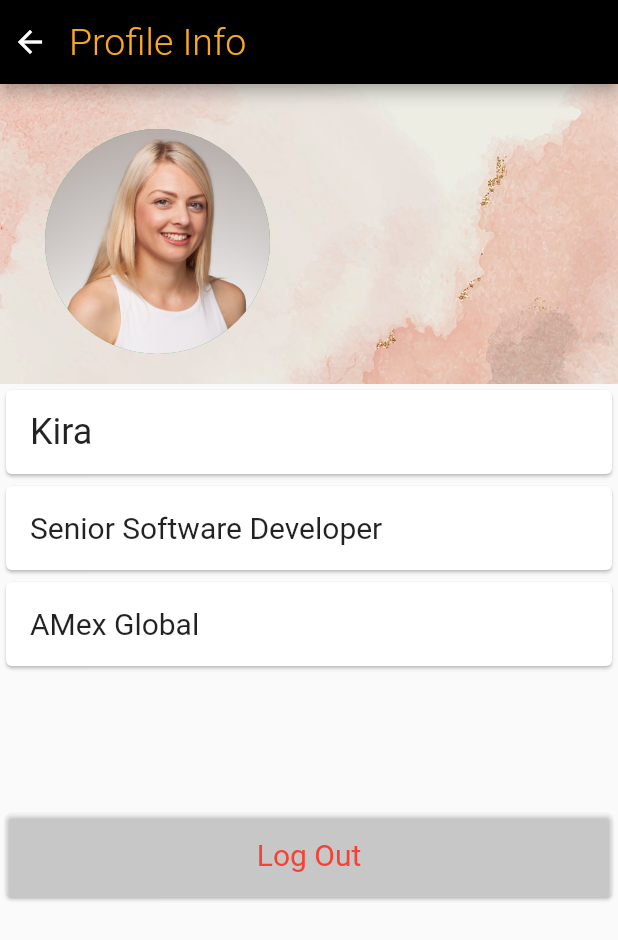
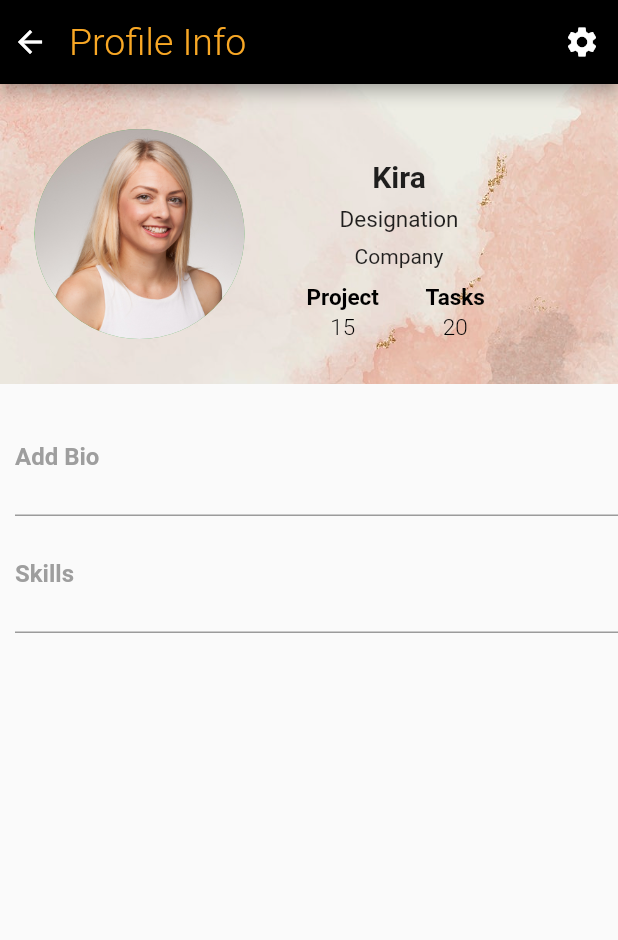
Before and after one commit to KuhuChawla/TMS-FrontEnd, a Flutter app: the ViewProfile screen opened directly, on a phone screen of 412 x 824 dp. Shown: the top 940 px of the screen. Run offline on Flutter 3.47's test engine with Material 2 defaults, Android fonts, the phone set to English and light mode, and no system bars; our stand-ins replace animated_text_kit, chewie, file_picker, firebase_core, firebase_messaging, firebase_storage and 10 more; missing offline and left inert: flutter_pdfview, flutter_sound_lite; accounts and stored records are empty; Roboto replaces fonts that are missing (Montserrat).

Commit message:
Profile screen edited

```diff
--- a/Front-end/team_management_software/lib/views/screens/account.dart
+++ b/Front-end/team_management_software/lib/views/screens/account.dart
@@ -17,7 +17,7 @@ class _AccountState extends State<Account> {
         leadingWidth: 30,
         automaticallyImplyLeading: false,
         title: Text(
-          "My Tasks",
+          "Account",
           style: TextStyle(
               color: Colors.yellow[800],
               fontWeight: FontWeight.w300,
@@ -39,25 +39,36 @@ class _AccountState extends State<Account> {
                     ),
                   ),
                   SizedBox(
-                    width: 8,
+                    width: 30,
                     height: 10,
                   ),
-                  Expanded(
-                    child: RichText(
-                      text: TextSpan(
-                        text: "Username",
-                        style: TextStyle(fontSize: 24, color: Colors.black),
-                        recognizer: TapGestureRecognizer()
-                          ..onTap = () {
-                            Navigator.push(
-                                context,
-                                MaterialPageRoute(
-                                    builder: (context) => ViewProfile()));
-                          },
+                  Column(
+                    children: [
+                      Text(
+                        "Username",
+                        style: TextStyle(fontSize: 26, color: Colors.black),
                       ),
-                    ),
+                      SizedBox(
+                        height: 3,
+                      ),
+                      Text("Email D"),
+                      SizedBox(
+                        height: 3,
+                      ),
+                      GestureDetector(
+                        child: new Text(
+                          "View Profile",
+                          style: TextStyle(color: Colors.yellow[800]),
+                        ),
+                        onTap: () {
+                          Navigator.push(
+                              context,
+                              MaterialPageRoute(
+                                  builder: (context) => ViewProfile()));
+                        },
+                      )
+                    ],
                   ),
-                  Expanded(child: Text("Email D"))
                 ],
               ),
             ),
@@ -175,6 +186,19 @@ class _AccountState extends State<Account> {
                 ),
               ),
             ),
+            Container(
+              padding: const EdgeInsets.only(bottom: 8),
+              child: Card(
+                child: Center(
+                  child: const ListTile(
+                    title: Text(
+                      'Log Out',
+                      style: TextStyle(color: Colors.red),
+                    ),
+                  ),
+                ),
+              ),
+            ),
           ],
         ),
       ),
--- a/Front-end/team_management_software/lib/views/screens/profileinfo.dart
+++ b/Front-end/team_management_software/lib/views/screens/profileinfo.dart
@@ -1,4 +1,5 @@
 import 'package:flutter/material.dart';
+import 'package:team_management_software/constants.dart';
 
 class ViewProfile extends StatelessWidget {
   @override
@@ -14,6 +15,17 @@ class ViewProfile extends StatelessWidget {
               fontSize: 25),
         ),
         backgroundColor: Colors.black,
+        actions: <Widget>[
+          IconButton(
+            icon: Icon(
+              Icons.settings,
+              color: Colors.white,
+            ),
+            onPressed: () {
+              // do something
+            },
+          )
+        ],
       ),
       body: SingleChildScrollView(
         child: Stack(
@@ -30,25 +42,83 @@ class ViewProfile extends StatelessWidget {
                       fit: BoxFit.cover,
                     ),
                   ),
-                ),
-                NewWidget(),
-                Designation(),
-                Company(),
-                SizedBox(
-                  height: 90,
-                ),
-                Container(
-                  child: Card(
-                    color: Colors.white24,
+                  child: Padding(
+                    padding: const EdgeInsets.fromLTRB(120, 50, 0, 0),
                     child: Column(
-                      mainAxisSize: MainAxisSize.min,
-                      children: <Widget>[
-                        const ListTile(
-                          title: Center(
-                            child: Text(
-                              'Log Out',
-                              style: TextStyle(fontSize: 20, color: Colors.red),
-                            ),
+                      children: [
+                        Text(
+                          "Kira",
+                          style: TextStyle(
+                              fontSize: 20, fontWeight: FontWeight.bold),
+                        ),
+                        SizedBox(
+                          height: 8,
+                        ),
+                        Text(
+                          "Designation",
+                          style: TextStyle(fontSize: 15),
+                        ),
+                        SizedBox(
+                          height: 8,
+                        ),
+                        Text(
+                          "Company",
+                        ),
+                        SizedBox(
+                          height: 10,
+                        ),
+                        Container(
+                          width: 150,
+                          child: Row(
+                            mainAxisAlignment: MainAxisAlignment.spaceEvenly,
+                            children: [
+                              Expanded(
+                                child: Column(
+                                  children: [
+                                    Text(
+                                      "Project",
+                                      style: TextStyle(
+                                          color: Colors.black,
+                                          fontSize: 15.0,
+                                          fontWeight: FontWeight.w600),
+                                    ),
+                                    SizedBox(
+                                      height: 2,
+                                    ),
+                                    Text(
+                                      "15",
+                                      style: TextStyle(
+                                          color: Colors.black,
+                                          fontSize: 15.0,
+                                          fontWeight: FontWeight.w300),
+                                    )
+                                  ],
+                                ),
+                              ),
+                              Expanded(
+                                child: Column(
+                                  children: [
+                                    Text(
+                                      "Tasks",
+                                      style: TextStyle(
+                                          color: Colors.black,
+                                          fontSize: 15.0,
+                                          fontWeight: FontWeight.w600),
+                                    ),
+                                    SizedBox(
+                                      height: 2,
+                                    ),
+                                    Text(
+                                      "20",
+                                      style: TextStyle(
+                                          color: Colors.black,
+                                          fontSize: 15.0,
+                                          fontWeight: FontWeight.w300),
+                                    )
+                                  ],
+                                ),
+                              ),
+                            ],
                           ),
                         ),
                       ],
@@ -57,14 +127,55 @@ class ViewProfile extends StatelessWidget {
                 ),
               ],
             ),
+            Padding(
+              padding: const EdgeInsets.fromLTRB(10, 210, 0, 0),
+              child: Column(
+                children: [
+                  TextFormField(
+                    //controller: emailController,
+                    //validator: (val) {
+                    //val ??= "";
+                    //RegExp(r'^(([^<>()[\]\\.,;:\s@\"]+(\.[^<>()[\]\\.,;:\s@\"]+)*)|(\".+\"))@((\[[0-9]{1,3}\.[0-9]{1,3}\.[0-9]{1,3}\.[0-9]{1,3}\])|(([a-zA-Z\-0-9]+\.)+[a-zA-Z]{2,}))$')
+                    //.hasMatch(val)
+                    //? null
+                    //: errorInForm(0);
+                    //return RegExp(
+                    //r'^(([^<>()[\]\\.,;:\s@\"]+(\.[^<>()[\]\\.,;:\s@\"]+)*)|(\".+\"))@((\[[0-9]{1,3}\.[0-9]{1,3}\.[0-9]{1,3}\.[0-9]{1,3}\])|(([a-zA-Z\-0-9]+\.)+[a-zA-Z]{2,}))$')
+                    //.hasMatch(val)
+                    //? null
+                    //: "Invalid email";
+                    //},
+                    decoration: Constants.kTextFormFieldDecoration("Add Bio"),
+                    maxLines: 2,
+                  ),
+                  TextFormField(
+                    //controller: emailController,
+                    //validator: (val) {
+                    //val ??= "";
+                    //RegExp(r'^(([^<>()[\]\\.,;:\s@\"]+(\.[^<>()[\]\\.,;:\s@\"]+)*)|(\".+\"))@((\[[0-9]{1,3}\.[0-9]{1,3}\.[0-9]{1,3}\.[0-9]{1,3}\])|(([a-zA-Z\-0-9]+\.)+[a-zA-Z]{2,}))$')
+                    //.hasMatch(val)
+                    //? null
+                    //: errorInForm(0);
+                    //return RegExp(
+                    //r'^(([^<>()[\]\\.,;:\s@\"]+(\.[^<>()[\]\\.,;:\s@\"]+)*)|(\".+\"))@((\[[0-9]{1,3}\.[0-9]{1,3}\.[0-9]{1,3}\.[0-9]{1,3}\])|(([a-zA-Z\-0-9]+\.)+[a-zA-Z]{2,}))$')
+                    //.hasMatch(val)
+                    //? null
+                    //: "Invalid email";
+                    //},
+                    decoration: Constants.kTextFormFieldDecoration("Skills"),
+                    maxLines: 2,
+                  ),
+                ],
+              ),
+            ),
 
             // Profile image
             Positioned(
               top: 30.0,
-              left: 30, // (background container size) - (circle height / 2)
+              left: 23, // (background container size) - (circle height / 2)
               child: Container(
-                height: 150.0,
-                width: 150.0,
+                height: 140.0,
+                width: 140.0,
                 decoration: BoxDecoration(
                     shape: BoxShape.circle,
                     color: Colors.green,
@@ -79,87 +190,3 @@ class ViewProfile extends StatelessWidget {
     );
   }
 }
-
-class Company extends StatelessWidget {
-  const Company({
-    Key? key,
-  }) : super(key: key);
-
-  @override
-  Widget build(BuildContext context) {
-    return Container(
-      child: Card(
-        color: Colors.white,
-        child: Column(
-          mainAxisSize: MainAxisSize.min,
-          children: <Widget>[
-            const ListTile(
-              title: Text(
-                'AMex Global',
-                style: TextStyle(
-                  fontSize: 20,
-                ),
-              ),
-            ),
-          ],
-        ),
-      ),
-    );
-  }
-}
-
-class Designation extends StatelessWidget {
-  const Designation({
-    Key? key,
-  }) : super(key: key);
-
-  @override
-  Widget build(BuildContext context) {
-    return Container(
-      child: Card(
-        color: Colors.white,
-        child: Column(
-          mainAxisSize: MainAxisSize.min,
-          children: <Widget>[
-            const ListTile(
-              title: Text(
-                'Senior Software Developer',
-                style: TextStyle(
-                  fontSize: 20,
-                ),
-              ),
-            ),
-          ],
-        ),
-      ),
-    );
-  }
-}
-
-class NewWidget extends StatelessWidget {
-  const NewWidget({
-    Key? key,
-  }) : super(key: key);
-
-  @override
-  Widget build(BuildContext context) {
-    return Container(
-      child: Card(
-        color: Colors.white,
-        child: Column(
-          mainAxisSize: MainAxisSize.min,
-          children: <Widget>[
-            const ListTile(
-              title: Text(
-                'Kira',
-                style: TextStyle(
-                  fontSize: 24,
-                ),
-              ),
-            ),
-          ],
-        ),
-      ),
-    );
-  }
-}
```
